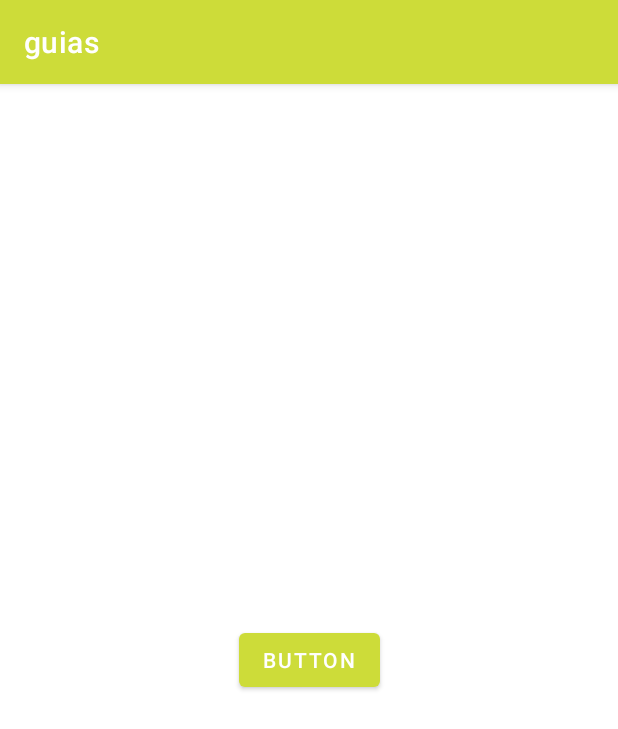
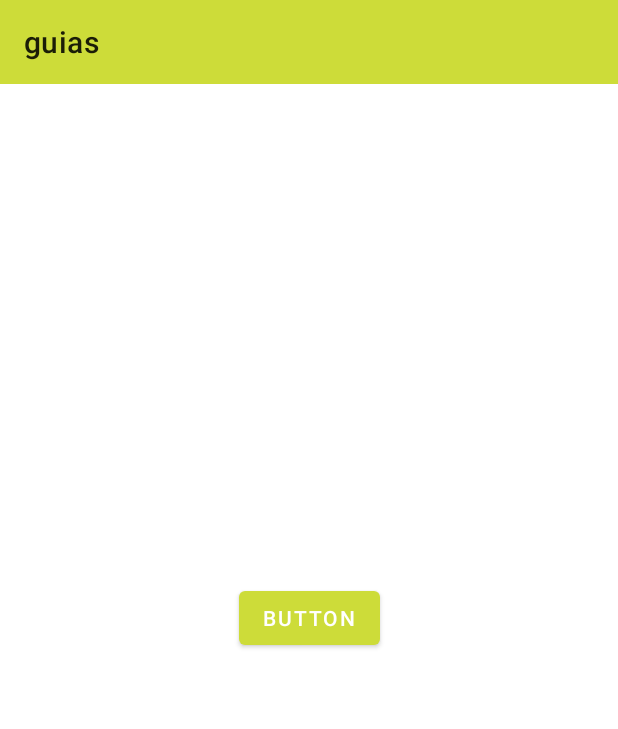
Before and after one commit to kevca87/UCB_MOV_Guias, an Android app: the screen it shows after launch (MainActivity), on a phone screen of 412 x 824 dp. Shown: the top 729 px of the screen. Run offline under Robolectric (Android 15) with nearby library versions, the phone set to English and light mode, and no system bars.

Commit message:
GUIA4: tool bar added

```diff
--- a/app/src/main/java/mov/guias/MainActivity.kt
+++ b/app/src/main/java/mov/guias/MainActivity.kt
@@ -1,11 +1,19 @@
 package mov.guias
 
+import android.graphics.Color
 import androidx.appcompat.app.AppCompatActivity
 import android.os.Bundle
-
+import androidx.appcompat.widget.Toolbar
+import androidx.constraintlayout.widget.ConstraintLayout
 class MainActivity : AppCompatActivity() {
+    private val toolBar: Toolbar
+        get() = findViewById(R.id.toolbar)
     override fun onCreate(savedInstanceState: Bundle?) {
         super.onCreate(savedInstanceState)
         setContentView(R.layout.activity_main)
+
+        supportActionBar.let {
+            setSupportActionBar(toolBar)
+        }
     }
 }
--- a/app/src/main/res/layout/activity_main.xml
+++ b/app/src/main/res/layout/activity_main.xml
@@ -26,4 +26,12 @@
         app:layout_constraintStart_toStartOf="parent"
         app:layout_constraintTop_toTopOf="parent" />
 
+    <include
+        layout="@layout/toolbar"
+        android:layout_width="0dp"
+        android:layout_height="wrap_content"
+        app:layout_constraintEnd_toEndOf="parent"
+        app:layout_constraintStart_toStartOf="parent"
+        app:layout_constraintTop_toTopOf="parent" />
+
 </androidx.constraintlayout.widget.ConstraintLayout>
--- /dev/null
+++ b/app/src/main/res/layout/toolbar.xml
@@ -0,0 +1,15 @@
+<?xml version="1.0" encoding="utf-8"?>
+<androidx.constraintlayout.widget.ConstraintLayout xmlns:android="http://schemas.android.com/apk/res/android"
+    xmlns:app="http://schemas.android.com/apk/res-auto"
+    android:layout_width="match_parent"
+    android:layout_height="match_parent">
+
+    <androidx.appcompat.widget.Toolbar
+        android:id="@+id/toolbar"
+        android:layout_width="match_parent"
+        android:layout_height="wrap_content"
+        android:background="?attr/colorPrimary"
+        android:minHeight="?attr/actionBarSize"
+        android:theme="?attr/actionBarTheme"
+        app:layout_constraintTop_toTopOf="parent" />
+</androidx.constraintlayout.widget.ConstraintLayout>
--- a/app/src/main/res/values/themes.xml
+++ b/app/src/main/res/values/themes.xml
@@ -1,6 +1,6 @@
 <resources xmlns:tools="http://schemas.android.com/tools">
     <!-- Base application theme. -->
-    <style name="Theme.Guias" parent="Theme.MaterialComponents.DayNight.DarkActionBar">
+    <style name="Theme.Guias" parent="Theme.MaterialComponents.DayNight.NoActionBar">
         <!-- Primary brand color. -->
         <item name="colorPrimary">@color/purple_500</item>
         <item name="colorPrimaryVariant">@color/purple_700</item>
```
